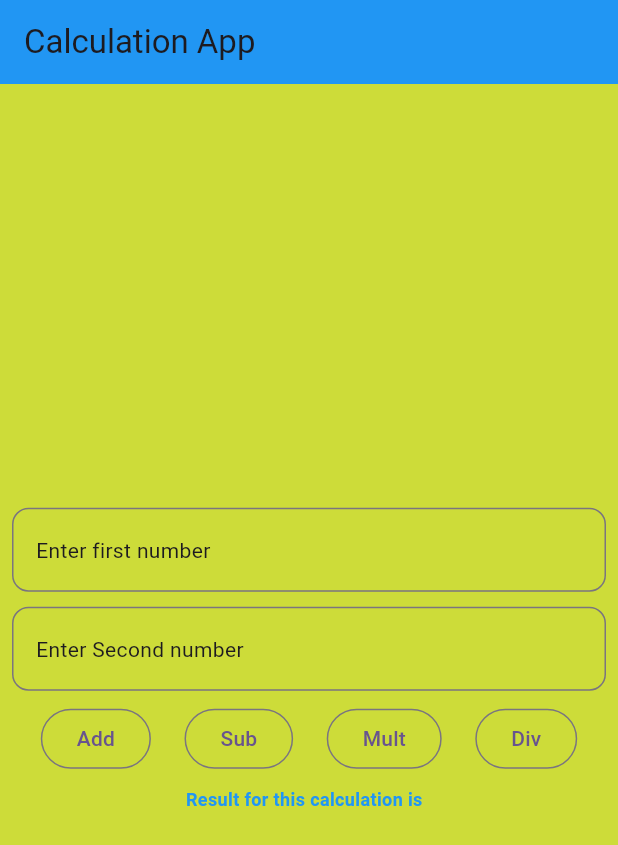
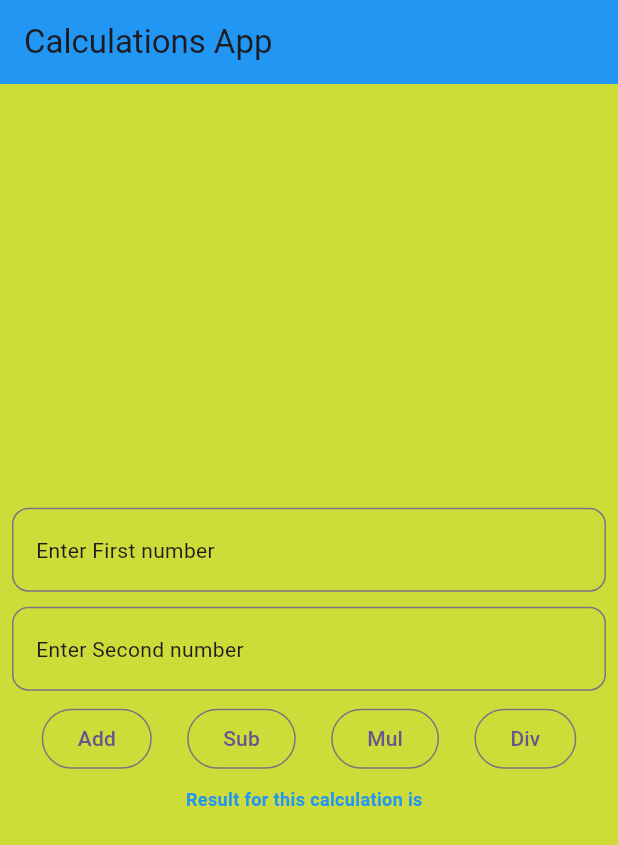
Before and after one commit to Yuvraj162002/FlutterUILearning, a Flutter app: the screen it shows after launch, after a tap on "Add", on a phone screen of 412 x 824 dp. Shown: the top 845 px of the screen. Run offline on Flutter 3.47's test engine with Material 3 defaults, Android fonts, the light colour scheme and no system bars; our stand-ins replace font_awesome_flutter.

Commit message:
Commit 8:- Refactor CalculationApp class to more readable and in proper format.

```diff
--- a/lib/demo_project/CalculationApp.dart
+++ b/lib/demo_project/CalculationApp.dart
@@ -13,11 +13,47 @@ class _CalculationAppState extends State<CalculationApp> {
   var secondNumberController = TextEditingController();
   var result = " ";
 
+  void addNumbers() {
+    setState(() {
+      var numberFirst = int.parse(firstNumberController.text.toString());
+      var numberSecond = int.parse(secondNumberController.text.toString());
+      var sum = numberFirst + numberSecond;
+      result = "sum of $numberFirst and $numberSecond is $sum";
+    });
+  }
+
+  void subtractNumbers() {
+    setState(() {
+      var numberFirst = int.parse(firstNumberController.text.toString());
+      var numberSecond = int.parse(secondNumberController.text.toString());
+      var subtract = numberFirst - numberSecond;
+      result = "subtract of $numberFirst and $numberSecond is $subtract";
+    });
+  }
+
+  void multiplyNumbers() {
+    setState(() {
+      var numberFirst = int.parse(firstNumberController.text.toString());
+      var numberSecond = int.parse(secondNumberController.text.toString());
+      var multiply = numberFirst * numberSecond;
+      result = "multiply of $numberFirst and $numberSecond is $multiply";
+    });
+  }
+
+  void divideNumbers() {
+    setState(() {
+      var numberFirst = int.parse(firstNumberController.text.toString());
+      var numberSecond = int.parse(secondNumberController.text.toString());
+      var divide = numberFirst ~/ numberSecond;
+      result = "divide of $numberFirst and $numberSecond is $divide";
+    });
+  }
+
   @override
   Widget build(BuildContext context) {
     return Scaffold(
       appBar: AppBar(
-        title: Text('Calculation App'),
+        title: Text('Calculations App'),
         backgroundColor: Colors.blue,
       ),
       body: Container(
@@ -28,28 +64,14 @@ class _CalculationAppState extends State<CalculationApp> {
             child: Column(
               mainAxisAlignment: MainAxisAlignment.center,
               children: [
-                TextField(
+                NumberTextField(
+                  hintText: 'Enter First number',
                   controller: firstNumberController,
-                  keyboardType: TextInputType.number,
-                  decoration: InputDecoration(
-                    hint: Text('Enter first number'),
-                    border: OutlineInputBorder(
-                      borderRadius: BorderRadius.circular(11),
-                    ),
-                  ),
                 ),
-
                 Container(height: 10),
-
-                TextField(
+                NumberTextField(
+                  hintText: 'Enter Second number',
                   controller: secondNumberController,
-                  keyboardType: TextInputType.number,
-                  decoration: InputDecoration(
-                    hint: Text('Enter Second number'),
-                    border: OutlineInputBorder(
-                      borderRadius: BorderRadius.circular(11),
-                    ),
-                  ),
                 ),
 
                 Padding(
@@ -57,76 +79,32 @@ class _CalculationAppState extends State<CalculationApp> {
                   child: Row(
                     mainAxisAlignment: MainAxisAlignment.spaceAround,
                     children: [
-                      OutlinedButton(
-                        onPressed: () {
-                          // Add the addition logic here
-                          var numberFirst = int.parse(
-                            firstNumberController.text.toString(),
-                          );
-                          var numberSecond = int.parse(
-                            secondNumberController.text.toString(),
-                          );
-                          var sum = numberFirst + numberSecond;
-                          result =
-                              "sum of $numberFirst and $numberSecond is $sum";
-
-                          setState(() {});
-                        },
-                        child: Text('Add'),
+                      CustomOutlinedButton(
+                        text: 'Add',
+                        onPressed: addNumbers,
+                        firstNumberController: firstNumberController,
+                        secondNumberController: secondNumberController,
                       ),
 
-                      OutlinedButton(
-                        onPressed: () {
-                          // Add the subtract logic here
-                          setState(() {
-                            var numberFirst = int.parse(
-                              firstNumberController.text.toString(),
-                            );
-                            var numberSecond = int.parse(
-                              secondNumberController.text.toString(),
-                            );
-                            var subtract = numberFirst - numberSecond;
-                            result =
-                                "subtract of $numberFirst and $numberSecond is $subtract";
-                          });
-                        },
-                        child: Text('Sub'),
+                      CustomOutlinedButton(
+                        text: 'Sub',
+                        onPressed: subtractNumbers,
+                        firstNumberController: firstNumberController,
+                        secondNumberController: secondNumberController,
                       ),
 
-                      OutlinedButton(
-                        onPressed: () {
-                          // Add the multiply logic here
-                          setState(() {
-                            var numberFirst = int.parse(
-                              firstNumberController.text.toString(),
-                            );
-                            var numberSecond = int.parse(
-                              secondNumberController.text.toString(),
-                            );
-                            var multiply = numberFirst * numberSecond;
-                            result =
-                                "multiply of $numberFirst and $numberSecond is $multiply";
-                          });
-                        },
-                        child: Text('Mult'),
+                      CustomOutlinedButton(
+                        text: 'Mul',
+                        onPressed: multiplyNumbers,
+                        firstNumberController: firstNumberController,
+                        secondNumberController: secondNumberController,
                       ),
 
-                      OutlinedButton(
-                        onPressed: () {
-                          // Add the divide logic here
-                          setState(() {
-                            var numberFirst = int.parse(
-                              firstNumberController.text.toString(),
-                            );
-                            var numberSecond = int.parse(
-                              secondNumberController.text.toString(),
-                            );
-                            var divide = numberFirst ~/ numberSecond;
-                            result =
-                                "divide of $numberFirst and $numberSecond is $divide";
-                          });
-                        },
-                        child: Text('Div'),
+                      CustomOutlinedButton(
+                        text: 'Div',
+                        onPressed: divideNumbers,
+                        firstNumberController: firstNumberController,
+                        secondNumberController: secondNumberController,
                       ),
                     ],
                   ),
@@ -147,3 +125,56 @@ class _CalculationAppState extends State<CalculationApp> {
     );
   }
 }
+
+class NumberTextField extends StatelessWidget {
+  final TextEditingController controller;
+  final String hintText;
+
+  const NumberTextField({
+    super.key,
+    required this.hintText,
+    required this.controller,
+  });
+
+  @override
+  Widget build(BuildContext context) {
+    return TextField(
+      controller: controller,
+      keyboardType: TextInputType.number,
+      decoration: InputDecoration(
+        hint: Text(hintText),
+        border: OutlineInputBorder(borderRadius: BorderRadius.circular(11)),
+      ),
+    );
+  }
+}
+
+class CustomOutlinedButton extends StatefulWidget {
+  final String text;
+  final VoidCallback onPressed;
+  final TextEditingController firstNumberController;
+  final TextEditingController secondNumberController;
+
+  const CustomOutlinedButton({
+    super.key,
+    required this.text,
+    required this.onPressed,
+    required this.firstNumberController,
+    required this.secondNumberController,
+  });
+
+  @override
+  State<CustomOutlinedButton> createState() => _CustomOutlinedButtonState();
+}
+
+class _CustomOutlinedButtonState extends State<CustomOutlinedButton> {
+  @override
+  Widget build(BuildContext context) {
+    return OutlinedButton(
+      onPressed: () {
+        widget.onPressed();
+      },
+      child: Text(widget.text),
+    );
+  }
+}
--- a/lib/widgets/RoundedButton.dart
+++ b/lib/widgets/RoundedButton.dart
@@ -30,7 +30,7 @@ class RoundedButton extends StatelessWidget {
         String uEmail = emailText.text.toString();
         String uPassword = passwordText.text.toString();
 
-        print("Email is ${uEmail} and pass is ${uPassword}");
+        print("Email is $uEmail and pass is $uPassword");
       },
       style: ElevatedButton.styleFrom(backgroundColor: Colors.blue),
       child: Text(text, style: TextStyle(color: Colors.white, fontSize: 21)),
```
